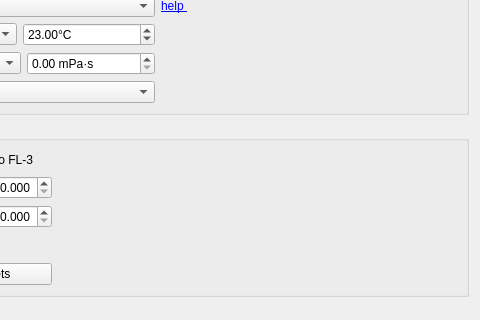
Before: the Qt Designer form ui/analysis/ana_slot.ui in DC-analysis/DCscope, drawn with Qt 5; both pictures show x 221 to 701 and y 192 to 512 of the 701 by 676 pixel window.
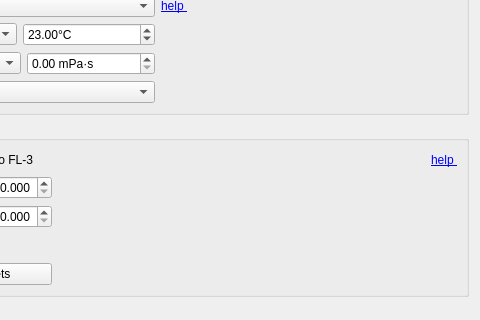
After: the same form once the commit is applied. Icons and pictures are not drawn. Custom widgets are drawn as their Qt base class.

What changed in the file:
```diff
--- a/ui/analysis/ana_slot.ui
+++ b/ui/analysis/ana_slot.ui
@@ -443,6 +443,19 @@
           </property>
          </spacer>
         </item>
+        <item row="0" column="5">
+         <widget class="QLabel" name="label_ct_help">
+          <property name="text">
+           <string>&lt;a href=&quot;https://dcscope.readthedocs.io/en/stable/sec_qg_fl_crosstalk.html&quot;&gt; help &lt;/a&gt;</string>
+          </property>
+          <property name="alignment">
+           <set>Qt::AlignRight|Qt::AlignTrailing|Qt::AlignVCenter</set>
+          </property>
+          <property name="openExternalLinks">
+           <bool>true</bool>
+          </property>
+         </widget>
+        </item>
         <item row="1" column="2">
          <widget class="QDoubleSpinBox" name="doubleSpinBox_ct12">
           <property name="decimals">
```
